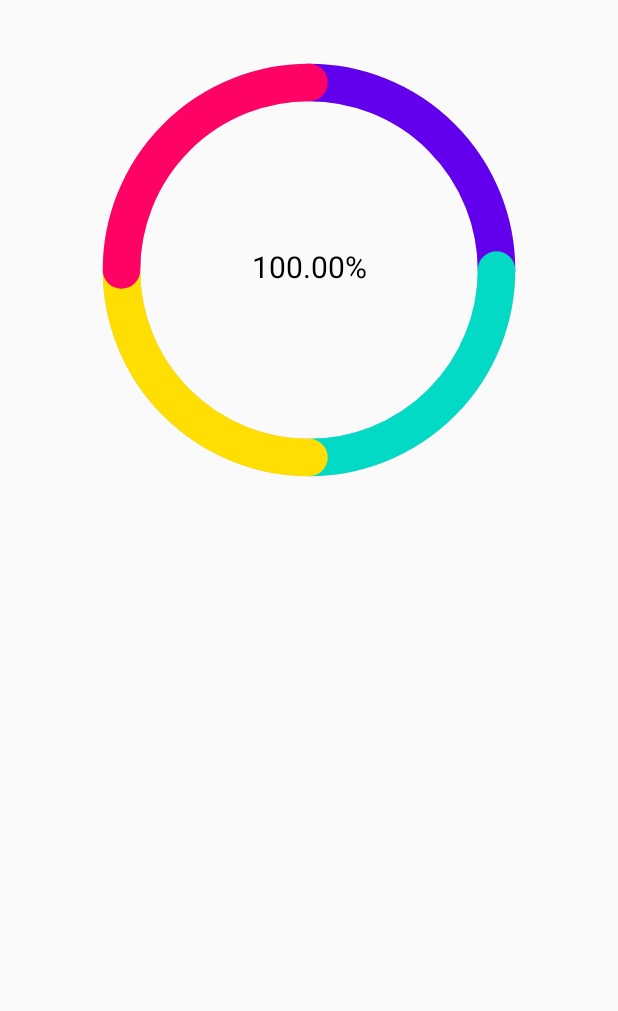
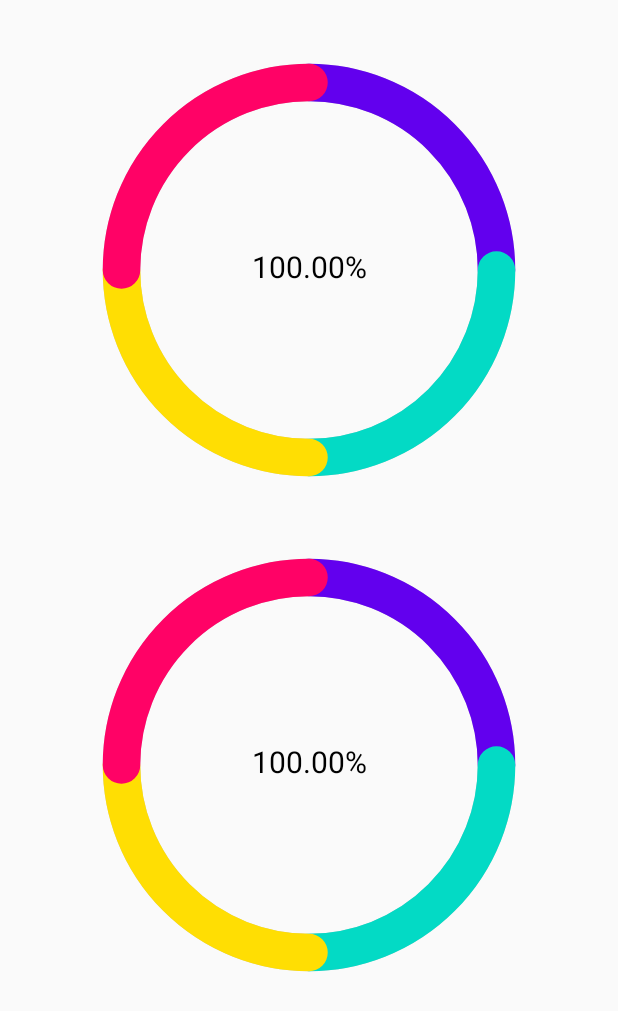
Before and after one commit to xabbok255/ViewsHomeWork, an Android app: the screen it shows after launch (MainActivity), on a phone screen of 412 x 824 dp. Shown: the top 1011 px of the screen. Run offline under Robolectric (Android 15) with nearby library versions, the phone set to English and light mode, and no system bars.

Commit message:
Задача. Attributes*

```diff
--- a/app/src/main/java/com/xabbok/viewshomework/MainActivity.kt
+++ b/app/src/main/java/com/xabbok/viewshomework/MainActivity.kt
@@ -8,13 +8,19 @@ import com.xabbok.viewshomework.ui.StatsViewData
 class MainActivity : AppCompatActivity(R.layout.main_activity) {
     override fun onCreate(savedInstanceState: Bundle?) {
         super.onCreate(savedInstanceState)
+        val views = listOf<StatsView>(
+            findViewById<StatsView>(R.id.statsViewParallel),
+            findViewById<StatsView>(R.id.statsViewSequential)
+        )
 
-        val statsView = findViewById<StatsView>(R.id.statsView)
-        statsView.postDelayed({
-            statsView.data = StatsViewData(0F, listOf(
-                500F, 500F, 500F, 500F
-            ))
-        }, 300)
+        views.forEach {statsView ->
+            statsView.postDelayed({
+                statsView.data = StatsViewData(0F, listOf(
+                    500F, 500F, 500F, 500F
+                ))
+            }, 300)
+        }
+
 
         /*statsView.startAnimation(
             AnimationUtils.loadAnimation(this, R.anim.animation)
--- a/app/src/main/java/com/xabbok/viewshomework/ui/StatsView.kt
+++ b/app/src/main/java/com/xabbok/viewshomework/ui/StatsView.kt
@@ -12,8 +12,8 @@ import android.view.View
 import android.view.animation.LinearInterpolator
 import androidx.core.content.withStyledAttributes
 import com.xabbok.viewshomework.R
+import java.security.InvalidParameterException
 import kotlin.math.ceil
-import kotlin.math.max
 import kotlin.math.min
 import kotlin.random.Random
 
@@ -30,6 +30,12 @@ class StatsView @JvmOverloads constructor(
     private var freeColor: Int = 0
     private var progressAnimator: ValueAnimator? = null
     private var progress: Float = 0F
+    private var fillType: Int = 0
+
+    private val startAngle = -90F
+
+    private val statsViewDrawSequentially = StatsViewDrawSequentiallyImpl()
+    private val statsViewDrawParallel = StatsViewDrawParallelImpl()
 
     init {
         context.withStyledAttributes(attributeSet, R.styleable.StatsView) {
@@ -39,6 +45,8 @@ class StatsView @JvmOverloads constructor(
             colors = resources.getIntArray(getResourceId(R.styleable.StatsView_colors, 0)).toList()
 
             freeColor = getColor(R.styleable.StatsView_freeColor, Color.LTGRAY)
+
+            fillType = getInt(R.styleable.StatsView_fillType, 1)
         }
     }
 
@@ -93,54 +101,34 @@ class StatsView @JvmOverloads constructor(
 
     override fun onDraw(canvas: Canvas) {
         data?.let { data ->
-            var startAngle = -90F
-
             val realWeights = if (data.freePercent > 0)
                 data.weights.map { it * (100 - data.freePercent) / 100 } else data.weights
 
             canvas.drawCircle(center.x, center.y, radius, freePaint)
 
             if (data.freePercent < 100) {
-                //рисуем дугу
-                val maxRealValue = (100F - (data.freePercent / 100F)) / 100F
-                val maxProgressValue = progress * maxRealValue
+                lateinit var drawInterface: StatsViewDrawInterface
+                when (fillType) {
+                    1 -> {
+                        drawInterface = statsViewDrawParallel
+                    }
 
-                var progressValueCounter = maxProgressValue
-                realWeights.forEachIndexed { index, d ->
-                    if (progressValueCounter < 0)
-                        return@forEachIndexed
-                    val chunkProgressValue = max(min(progressValueCounter, d), 0F)
-                    progressValueCounter -= (d)
-                    paint.color = colors.getOrElse(index) { generateRandomColor() }
-                    canvas.drawArc(
-                        oval,
-                        startAngle,
-                        360F * chunkProgressValue,
-                        false,
-                        paint
-                    )
-                    startAngle += chunkProgressValue * 360F
+                    2 -> {
+                        drawInterface = statsViewDrawSequentially
+                    }
+
+                    else -> throw InvalidParameterException("Wrong fillType value!")
                 }
-
-                //исправляем концы дуг
-                startAngle = -90F
-                progressValueCounter = maxProgressValue
-
-                realWeights.forEachIndexed { index, d ->
-                    if (progressValueCounter < 0)
-                        return@forEachIndexed
-                    val chunkProgressValue = max(min(progressValueCounter, d), 0F)
-                    progressValueCounter -= (d)
-                    paint.color = colors.getOrElse(index) { generateRandomColor() }
-                    canvas.drawArc(
-                        oval,
-                        startAngle,
-                        Float.MIN_VALUE,
-                        false,
-                        paint
-                    )
-                    startAngle += chunkProgressValue * 360F
-                }
+                drawInterface.draw(
+                    data = data,
+                    realWeights = realWeights,
+                    canvas = canvas,
+                    startAngle = startAngle,
+                    animationProgress = progress,
+                    paint = paint,
+                    colors = colors,
+                    oval = oval
+                )
             }
 
             canvas.drawText(
@@ -165,14 +153,14 @@ class StatsView @JvmOverloads constructor(
                 progress = anim.animatedValue as Float
                 invalidate()
             }
-            duration = 500
+            duration = 3000
             interpolator = LinearInterpolator()
         }.also {
             it.start()
         }
     }
 
-    private fun generateRandomColor() = Random.nextInt(0xFF000000.toInt(), 0xFFFFFFFF.toInt())
+
 }
 
 private fun normalizeData(orig: List<Float>): List<Float> {
@@ -206,3 +194,5 @@ class StatsViewData constructor(freePercent: Float, weights: List<Float>) {
         this.weights = weights
     }
 }
+
+fun generateRandomColor() = Random.nextInt(0xFF000000.toInt(), 0xFFFFFFFF.toInt())
--- /dev/null
+++ b/app/src/main/java/com/xabbok/viewshomework/ui/StatsViewDrawInterface.kt
@@ -0,0 +1,18 @@
+package com.xabbok.viewshomework.ui
+
+import android.graphics.Canvas
+import android.graphics.Paint
+import android.graphics.RectF
+
+interface StatsViewDrawInterface {
+    fun draw(
+        data: StatsViewData,
+        realWeights: List<Float>,
+        canvas: Canvas,
+        startAngle: Float,
+        animationProgress: Float,
+        paint: Paint,
+        colors: List<Int>,
+        oval: RectF
+    )
+}
--- /dev/null
+++ b/app/src/main/java/com/xabbok/viewshomework/ui/StatsViewDrawParallelImpl.kt
@@ -0,0 +1,34 @@
+package com.xabbok.viewshomework.ui
+
+import android.graphics.Canvas
+import android.graphics.Paint
+import android.graphics.RectF
+
+class StatsViewDrawParallelImpl : StatsViewDrawInterface {
+    override fun draw(
+        data: StatsViewData,
+        realWeights: List<Float>,
+        canvas: Canvas,
+        startAngle: Float,
+        animationProgress: Float,
+        paint: Paint,
+        colors: List<Int>,
+        oval: RectF
+    ) {
+        //рисуем дугу
+        var startAngleVar = startAngle
+        realWeights.forEachIndexed { index, d ->
+            paint.color = colors.getOrElse(index) { generateRandomColor() }
+            canvas.drawArc(oval, startAngleVar + animationProgress * 360F, d * 360F * animationProgress, false, paint)
+            startAngleVar += d * 360F
+        }
+
+        //исправляем концы дуг
+        startAngleVar = -90F
+        realWeights.forEachIndexed { index, d ->
+            paint.color = colors.getOrElse(index) { generateRandomColor() }
+            canvas.drawArc(oval, startAngleVar + animationProgress * 360F, Float.MIN_VALUE, false, paint)
+            startAngleVar += d * 360F
+        }
+    }
+}
--- /dev/null
+++ b/app/src/main/java/com/xabbok/viewshomework/ui/StatsViewDrawSequentiallyImpl.kt
@@ -0,0 +1,62 @@
+package com.xabbok.viewshomework.ui
+
+import android.graphics.Canvas
+import android.graphics.Paint
+import android.graphics.RectF
+import kotlin.math.max
+import kotlin.math.min
+
+class StatsViewDrawSequentiallyImpl : StatsViewDrawInterface {
+    override fun draw(
+        data: StatsViewData,
+        realWeights: List<Float>,
+        canvas: Canvas,
+        startAngle: Float,
+        animationProgress: Float,
+        paint: Paint,
+        colors: List<Int>,
+        oval: RectF
+    ) {
+        //рисуем дугу
+        var startAngleVar = startAngle
+        val maxRealValue = (100F - (data.freePercent / 100F)) / 100F
+        val maxProgressValue = animationProgress * maxRealValue
+
+        var progressValueCounter = maxProgressValue
+        realWeights.forEachIndexed { index, d ->
+            if (progressValueCounter < 0)
+                return@forEachIndexed
+            val chunkProgressValue = max(min(progressValueCounter, d), 0F)
+            progressValueCounter -= (d)
+            paint.color = colors.getOrElse(index) { generateRandomColor() }
+            canvas.drawArc(
+                oval,
+                startAngleVar,
+                360F * chunkProgressValue,
+                false,
+                paint
+            )
+            startAngleVar += chunkProgressValue * 360F
+        }
+
+        //исправляем концы дуг
+        startAngleVar = -90F
+        progressValueCounter = maxProgressValue
+
+        realWeights.forEachIndexed { index, d ->
+            if (progressValueCounter < 0)
+                return@forEachIndexed
+            val chunkProgressValue = max(min(progressValueCounter, d), 0F)
+            progressValueCounter -= (d)
+            paint.color = colors.getOrElse(index) { generateRandomColor() }
+            canvas.drawArc(
+                oval,
+                startAngleVar,
+                Float.MIN_VALUE,
+                false,
+                paint
+            )
+            startAngleVar += chunkProgressValue * 360F
+        }
+    }
+}
--- a/app/src/main/res/layout/main_activity.xml
+++ b/app/src/main/res/layout/main_activity.xml
@@ -6,11 +6,22 @@
     android:orientation="vertical">
 
     <com.xabbok.viewshomework.ui.StatsView
-        android:id="@+id/statsView"
+        android:id="@+id/statsViewSequential"
         android:layout_width="match_parent"
         android:layout_height="300dp"
         android:layout_marginTop="30dp"
         app:colors="@array/colors"
+        app:fillType="sequential"
+        app:lineWidth="25dp"
+        app:textSize="20sp" />
+
+    <com.xabbok.viewshomework.ui.StatsView
+        android:id="@+id/statsViewParallel"
+        android:layout_width="match_parent"
+        android:layout_height="300dp"
+        android:layout_marginTop="30dp"
+        app:colors="@array/colors"
+        app:fillType="parallel"
         app:lineWidth="25dp"
         app:textSize="20sp" />
 </LinearLayout>
--- a/app/src/main/res/values/attrs.xml
+++ b/app/src/main/res/values/attrs.xml
@@ -5,5 +5,9 @@
         <attr name="lineWidth" format="dimension|reference" />
         <attr name="freeColor" format="color|reference" />
         <attr name="colors" format="reference" />
+        <attr name="fillType" format="enum">
+            <enum name="parallel" value="1" />
+            <enum name="sequential" value="2" />
+        </attr>
     </declare-styleable>
 </resources>
```
